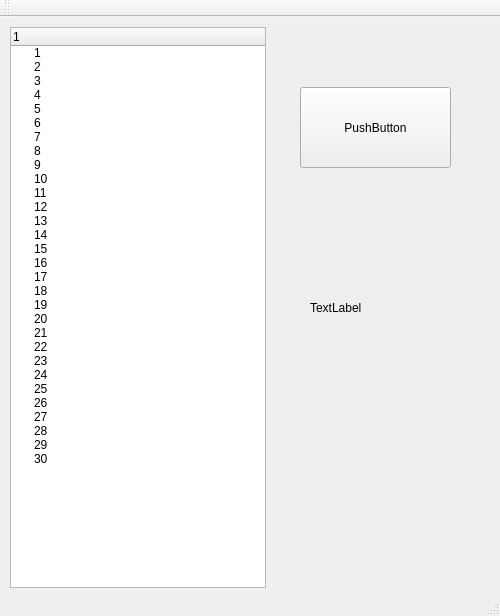
First picture: the form in mainwindow.ui, repository Mau99ricio/TP4, before the edit.
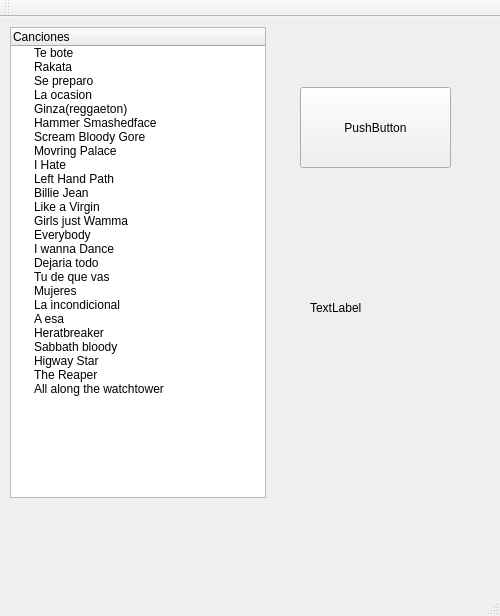
Second picture: the form after the edit.

What changed in the file:
```diff
--- a/mainwindow.ui
+++ b/mainwindow.ui
@@ -46,162 +46,137 @@
       <x>10</x>
       <y>10</y>
       <width>256</width>
-      <height>561</height>
+      <height>471</height>
      </rect>
     </property>
     <column>
      <property name="text">
-      <string>1</string>
+      <string>Canciones</string>
      </property>
     </column>
     <item>
      <property name="text">
-      <string>1</string>
+      <string>Te bote</string>
      </property>
     </item>
     <item>
      <property name="text">
-      <string>2</string>
+      <string>Rakata</string>
      </property>
     </item>
     <item>
      <property name="text">
-      <string>3</string>
+      <string>Se preparo</string>
      </property>
     </item>
     <item>
      <property name="text">
-      <string>4</string>
+      <string>La ocasion</string>
      </property>
     </item>
     <item>
      <property name="text">
-      <string>5</string>
+      <string>Ginza(reggaeton)</string>
      </property>
     </item>
     <item>
      <property name="text">
-      <string>6</string>
+      <string>Hammer Smashedface</string>
      </property>
     </item>
     <item>
      <property name="text">
-      <string>7</string>
+      <string>Scream Bloody Gore</string>
      </property>
     </item>
     <item>
      <property name="text">
-      <string>8</string>
+      <string>Movring Palace</string>
      </property>
     </item>
     <item>
      <property name="text">
-      <string>9</string>
+      <string>I Hate</string>
      </property>
     </item>
     <item>
      <property name="text">
-      <string>10</string>
+      <string>Left Hand Path</string>
      </property>
     </item>
     <item>
      <property name="text">
-      <string>11</string>
+      <string>Billie Jean</string>
      </property>
     </item>
     <item>
      <property name="text">
-      <string>12</string>
+      <string>Like a Virgin</string>
      </property>
     </item>
     <item>
      <property name="text">
-      <string>13</string>
+      <string>Girls just Wamma</string>
      </property>
     </item>
     <item>
      <property name="text">
-      <string>14</string>
+      <string>Everybody</string>
      </property>
     </item>
     <item>
      <property name="text">
-      <string>15</string>
+      <string>I wanna Dance</string>
      </property>
     </item>
     <item>
      <property name="text">
-      <string>16</string>
+      <string>Dejaria todo</string>
      </property>
     </item>
     <item>
      <property name="text">
-      <string>17</string>
+      <string>Tu de que vas</string>
      </property>
     </item>
     <item>
      <property name="text">
-      <string>18</string>
+      <string>Mujeres</string>
      </property>
     </item>
     <item>
      <property name="text">
-      <string>19</string>
+      <string>La incondicional</string>
      </property>
     </item>
     <item>
      <property name="text">
-      <string>20</string>
+      <string>A esa</string>
      </property>
     </item>
     <item>
      <property name="text">
-      <string>21</string>
+      <string>Heratbreaker</string>
      </property>
     </item>
     <item>
      <property name="text">
-      <string>22</string>
+      <string>Sabbath bloody</string>
      </property>
     </item>
     <item>
      <property name="text">
-      <string>23</string>
+      <string>Higway Star</string>
      </property>
     </item>
     <item>
      <property name="text">
-      <string>24</string>
+      <string>The Reaper</string>
      </property>
     </item>
     <item>
      <property name="text">
-      <string>25</string>
-     </property>
-    </item>
-    <item>
-     <property name="text">
-      <string>26</string>
-     </property>
-    </item>
-    <item>
-     <property name="text">
-      <string>27</string>
-     </property>
-    </item>
-    <item>
-     <property name="text">
-      <string>28</string>
-     </property>
-    </item>
-    <item>
-     <property name="text">
-      <string>29</string>
-     </property>
-    </item>
-    <item>
-     <property name="text">
-      <string>30</string>
+      <string>All along the watchtower</string>
      </property>
     </item>
    </widget>
```
